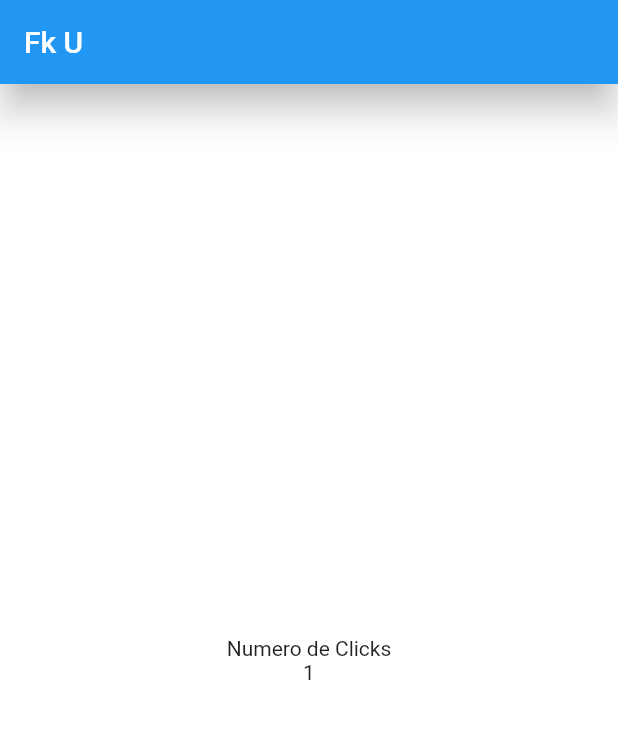
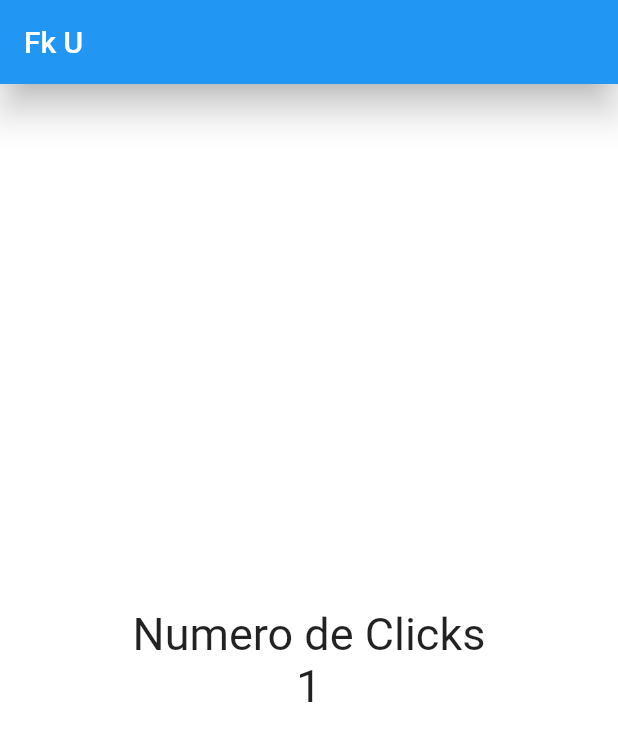
Before and after one commit to crgiosk/curso-flutter, a Flutter app: the screen it shows after launch, on a phone screen of 412 x 824 dp. Shown: the top 741 px of the screen. Run offline on Flutter 3.47's test engine with Material 2 defaults, Android fonts, the light colour scheme and no system bars.

Commit message:
styling textViews

```diff
--- a/my_app/my_owner_app/my_owner_app_counter/lib/screens/home_screen.dart
+++ b/my_app/my_owner_app/my_owner_app_counter/lib/screens/home_screen.dart
@@ -5,6 +5,7 @@ class HomeScreen extends StatelessWidget {
 
   @override
   Widget build(BuildContext context) {
+    const fontSize30 = TextStyle(fontSize: 30);
     return Scaffold(
       appBar: AppBar(
         title: const Text("Fk U"),
@@ -19,7 +20,12 @@ class HomeScreen extends StatelessWidget {
           //crossAxisAlignment: CrossAxisAlignment.center,
           //mainAxisSize: MainAxisSize.max,
           children: const <Widget>[
-            Text("Numero de Clicks"), Text("1")
+            Text("Numero de Clicks",
+              style: fontSize30
+            ),
+            Text("1",
+                style: fontSize30
+            )
           ],
         ),
       ),
```
